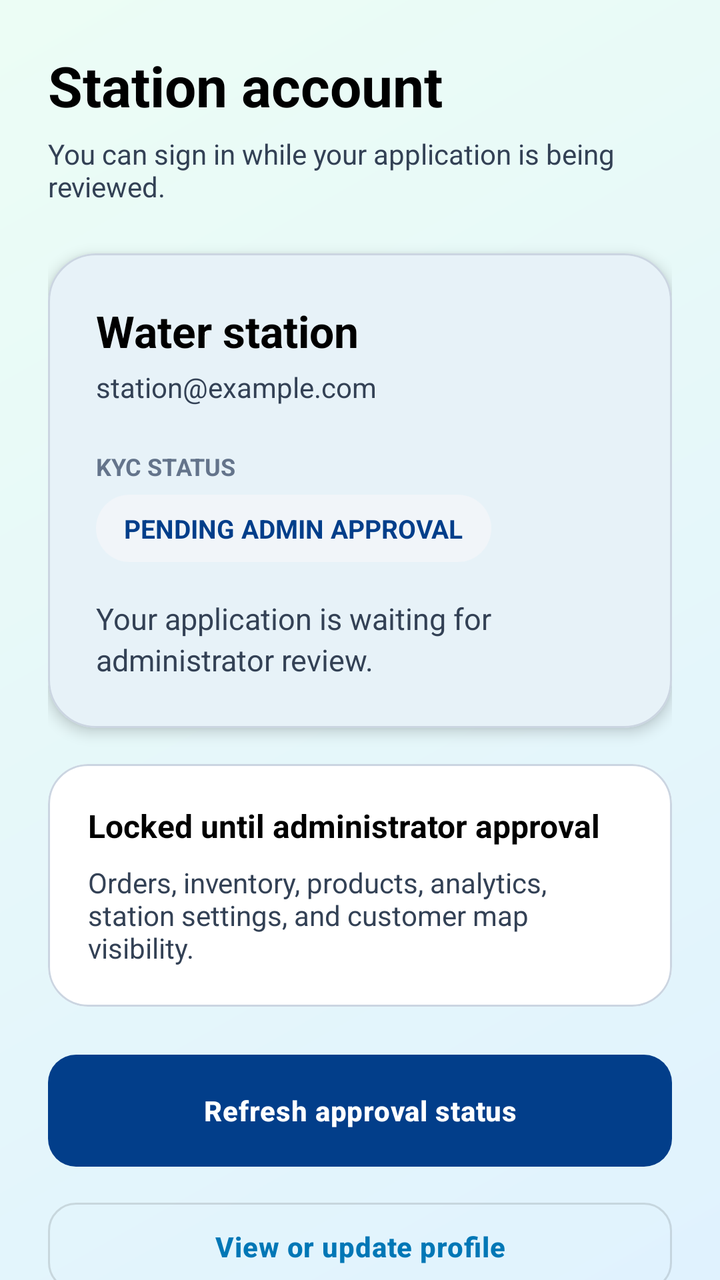
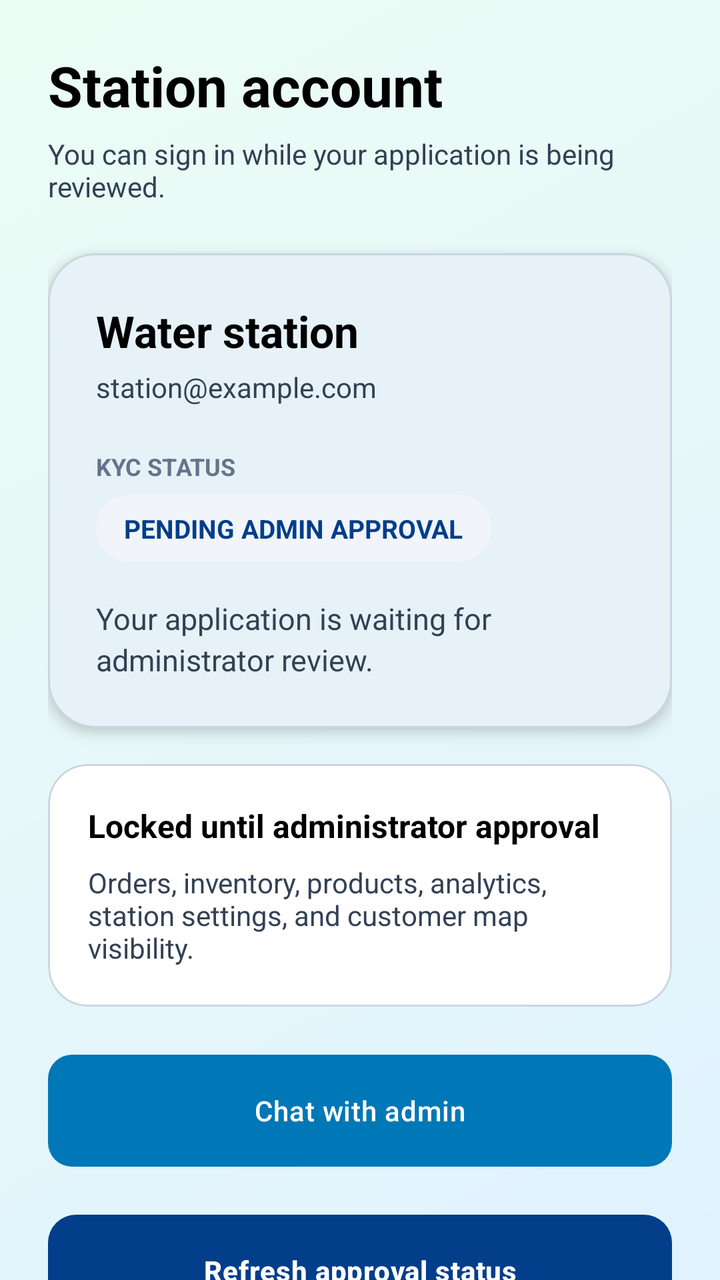

Compare the two renders of this Android layout. The source of the first and the diff that turns it into the second are given below.
<!-- AndroidManifest.xml: application theme Theme.BeAqua -->
<!-- res/layout/station_owner_restricted.xml -->
<?xml version="1.0" encoding="utf-8"?>
<androidx.core.widget.NestedScrollView xmlns:android="http://schemas.android.com/apk/res/android"
    xmlns:app="http://schemas.android.com/apk/res-auto"
    android:layout_width="match_parent"
    android:layout_height="match_parent"
    android:background="@drawable/bg_mesh_gradient"
    android:fillViewport="true">

    <LinearLayout
        android:layout_width="match_parent"
        android:layout_height="wrap_content"
        android:orientation="vertical"
        android:padding="24dp">

        <TextView
            android:layout_width="wrap_content"
            android:layout_height="wrap_content"
            android:text="Station account"
            android:textColor="@color/text_primary"
            android:textSize="28sp"
            android:textStyle="bold" />

        <TextView
            android:layout_width="match_parent"
            android:layout_height="wrap_content"
            android:layout_marginTop="6dp"
            android:text="You can sign in while your application is being reviewed."
            android:textColor="@color/text_secondary"
            android:textSize="14sp" />

        <com.google.android.material.card.MaterialCardView
            android:layout_width="match_parent"
            android:layout_height="wrap_content"
            android:layout_marginTop="24dp"
            app:cardBackgroundColor="@color/white"
            app:cardCornerRadius="24dp"
            app:cardElevation="4dp"
            app:strokeColor="@color/divider"
            app:strokeWidth="1dp">

            <LinearLayout
                android:layout_width="match_parent"
                android:layout_height="wrap_content"
                android:orientation="vertical"
                android:padding="24dp">

                <TextView
                    android:id="@+id/tvRestrictedStationName"
                    android:layout_width="match_parent"
                    android:layout_height="wrap_content"
                    android:text="Water station"
                    android:textColor="@color/text_primary"
                    android:textSize="22sp"
                    android:textStyle="bold" />

                <TextView
                    android:id="@+id/tvRestrictedEmail"
                    android:layout_width="match_parent"
                    android:layout_height="wrap_content"
                    android:layout_marginTop="4dp"
                    android:text="station@example.com"
                    android:textColor="@color/text_secondary"
                    android:textSize="14sp" />

                <TextView
                    android:layout_width="wrap_content"
                    android:layout_height="wrap_content"
                    android:layout_marginTop="22dp"
                    android:text="KYC STATUS"
                    android:textColor="@color/text_hint"
                    android:textSize="12sp"
                    android:textStyle="bold" />

                <TextView
                    android:id="@+id/tvRestrictedStatus"
                    android:layout_width="wrap_content"
                    android:layout_height="wrap_content"
                    android:layout_marginTop="6dp"
                    android:background="@drawable/bg_pill_status"
                    android:paddingStart="14dp"
                    android:paddingTop="8dp"
                    android:paddingEnd="14dp"
                    android:paddingBottom="8dp"
                    android:text="PENDING ADMIN APPROVAL"
                    android:textColor="@color/primary_variant"
                    android:textSize="13sp"
                    android:textStyle="bold" />

                <TextView
                    android:id="@+id/tvRestrictedMessage"
                    android:layout_width="match_parent"
                    android:layout_height="wrap_content"
                    android:layout_marginTop="18dp"
                    android:lineSpacingExtra="3dp"
                    android:text="Your application is waiting for administrator review."
                    android:textColor="@color/text_secondary"
                    android:textSize="15sp" />

            </LinearLayout>
        </com.google.android.material.card.MaterialCardView>

        <com.google.android.material.card.MaterialCardView
            android:layout_width="match_parent"
            android:layout_height="wrap_content"
            android:layout_marginTop="18dp"
            app:cardBackgroundColor="@color/white"
            app:cardCornerRadius="20dp"
            app:cardElevation="0dp"
            app:strokeColor="@color/divider"
            app:strokeWidth="1dp">

            <LinearLayout
                android:layout_width="match_parent"
                android:layout_height="wrap_content"
                android:orientation="vertical"
                android:padding="20dp">

                <TextView
                    android:layout_width="match_parent"
                    android:layout_height="wrap_content"
                    android:text="Locked until administrator approval"
                    android:textColor="@color/text_primary"
                    android:textSize="16sp"
                    android:textStyle="bold" />

                <TextView
                    android:layout_width="match_parent"
                    android:layout_height="wrap_content"
                    android:layout_marginTop="8dp"
                    android:text="Orders, inventory, products, analytics, station settings, and customer map visibility."
                    android:textColor="@color/text_secondary"
                    android:textSize="14sp" />

            </LinearLayout>
        </com.google.android.material.card.MaterialCardView>

        <com.google.android.material.button.MaterialButton
            android:id="@+id/btnRestrictedRefresh"
            android:layout_width="match_parent"
            android:layout_height="56dp"
            android:layout_marginTop="24dp"
            android:text="Refresh approval status"
            android:textAllCaps="false"
            android:textStyle="bold"
            app:backgroundTint="@color/primary_variant"
            app:cornerRadius="14dp" />

        <com.google.android.material.button.MaterialButton
            android:id="@+id/btnRestrictedSubmitKyc"
            style="@style/Widget.MaterialComponents.Button.OutlinedButton"
            android:layout_width="match_parent"
            android:layout_height="56dp"
            android:layout_marginTop="12dp"
            android:text="Submit KYC documents"
            android:textAllCaps="false"
            android:textStyle="bold"
            android:visibility="gone"
            app:cornerRadius="14dp" />

        <com.google.android.material.button.MaterialButton
            android:id="@+id/btnRestrictedProfile"
            style="@style/Widget.MaterialComponents.Button.OutlinedButton"
            android:layout_width="match_parent"
            android:layout_height="56dp"
            android:layout_marginTop="12dp"
            android:text="View or update profile"
            android:textAllCaps="false"
            android:textStyle="bold"
            app:cornerRadius="14dp" />

        <com.google.android.material.button.MaterialButton
            android:id="@+id/btnRestrictedLogout"
            style="@style/Widget.MaterialComponents.Button.TextButton"
            android:layout_width="match_parent"
            android:layout_height="52dp"
            android:layout_marginTop="8dp"
            android:layout_marginBottom="20dp"
            android:text="Sign out"
            android:textAllCaps="false"
            android:textColor="@color/error"
            android:textStyle="bold" />

    </LinearLayout>
</androidx.core.widget.NestedScrollView>
<!-- resources referenced by this layout -->
<resources>
  <color name="divider">#CBD5E1</color>
  <color name="error">#E11D48</color>
  <color name="primary_variant">#023E8A</color>
  <color name="text_hint">#64748B</color>
  <color name="text_primary">#000000</color>
  <color name="text_secondary">#334155</color>
  <color name="white">#FFFFFF</color>
  <!-- drawable bg_mesh_gradient (drawable) -->
  <?xml version="1.0" encoding="utf-8"?>
  <shape xmlns:android="http://schemas.android.com/apk/res/android"
      android:shape="rectangle">
      <gradient
          android:angle="135"
          android:endColor="@color/mint_soft"
          android:startColor="@color/sky_blue_light"
          android:type="linear" />
  </shape>
  <!-- drawable bg_pill_status (drawable) -->
  <?xml version="1.0" encoding="utf-8"?>
  <shape xmlns:android="http://schemas.android.com/apk/res/android"
      android:shape="rectangle">
      <corners android:radius="100dp" />
      <solid android:color="@color/gray_light" />
  </shape>
  <style name="Theme.BeAqua" parent="Base.Theme.BeAqua" />
  <color name="mint_soft">#ECFDF5</color>
  <color name="sky_blue_light">#E0F2FE</color>
  <color name="gray_light">#F1F5F9</color>
  <style name="Base.Theme.BeAqua" parent="Theme.Material3.DayNight.NoActionBar">
          
          <item name="colorPrimary">@color/primary</item>
          <item name="colorOnPrimary">@color/white</item>
          <item name="colorPrimaryContainer">@color/primary</item>
          <item name="colorOnPrimaryContainer">@color/white</item>
  
          
          <item name="colorSecondary">@color/secondary</item>
          <item name="colorOnSecondary">@color/white</item>
          <item name="colorSecondaryContainer">@color/secondary</item>
          <item name="colorOnSecondaryContainer">@color/white</item>
  
          
          <item name="colorTertiary">@color/accent</item>
          <item name="colorOnTertiary">@color/white</item>
          <item name="colorTertiaryContainer">@color/accent</item>
          <item name="colorOnTertiaryContainer">@color/white</item>
  
          
          <item name="android:statusBarColor">@color/white</item>
          <item name="android:windowLightStatusBar">true</item>
  
          
          <item name="android:windowBackground">@color/background</item>
          <item name="colorSurface">@color/white</item>
          <item name="colorOnSurface">@color/text_primary</item>
          <item name="colorSurfaceVariant">@color/gray_light</item>
          <item name="colorOnSurfaceVariant">@color/text_secondary</item>
          <item name="colorOutline">@color/divider</item>
  
          
          <item name="android:textColor">@color/text_primary</item>
          <item name="android:textColorHint">@color/text_hint</item>
          <item name="android:editTextColor">@color/text_primary</item>
          <item name="android:textColorPrimary">@color/text_primary</item>
  
          
          <item name="materialButtonStyle">@style/AppButton</item>
          <item name="textInputStyle">@style/AppTextInputLayout</item>
      </style>
  <color name="primary">#0077B6</color>
  <color name="secondary">#0096C7</color>
  <color name="accent">#48CAE4</color>
  <color name="background">#F8FAFC</color>
  <!-- unchanged entries left out for length: 2 -->
</resources>

<!-- the commit's change to res/layout/station_owner_restricted.xml (unified diff, before → after) -->
@@ -135,6 +135,14 @@
         </com.google.android.material.card.MaterialCardView>
 
         <com.google.android.material.button.MaterialButton
+            android:id="@+id/btnRestrictedAdminChat"
+            android:layout_width="match_parent"
+            android:layout_height="56dp"
+            android:layout_marginTop="24dp"
+            android:text="Chat with admin"
+            android:textAllCaps="false" />
+
+        <com.google.android.material.button.MaterialButton
             android:id="@+id/btnRestrictedRefresh"
             android:layout_width="match_parent"
             android:layout_height="56dp"
<!-- resource entries referenced after the edit -->
@@ -28,7 +28,9 @@
   <color name="mint_soft">#ECFDF5</color>
   <color name="sky_blue_light">#E0F2FE</color>
   <color name="gray_light">#F1F5F9</color>
-  <style name="Base.Theme.BeAqua" parent="Theme.Material3.DayNight.NoActionBar">
+  <style name="Base.Theme.BeAqua" parent="Theme.Material3.Light.NoActionBar">
+          
+          <item name="android:forceDarkAllowed">false</item>
           
           <item name="colorPrimary">@color/primary</item>
           <item name="colorOnPrimary">@color/white</item>
@@ -63,6 +65,8 @@
           <item name="android:textColor">@color/text_primary</item>
           <item name="android:textColorHint">@color/text_hint</item>
           <item name="android:editTextColor">@color/text_primary</item>
+          <item name="android:editTextStyle">@style/AppEditText</item>
+          <item name="editTextStyle">@style/AppEditText</item>
           <item name="android:textColorPrimary">@color/text_primary</item>
   
           
@@ -73,6 +77,11 @@
   <color name="secondary">#0096C7</color>
   <color name="accent">#48CAE4</color>
   <color name="background">#F8FAFC</color>
+  <style name="AppEditText" parent="Widget.AppCompat.EditText">
+          <item name="android:textColor">@color/black</item>
+          <item name="android:textColorHint">@color/text_hint</item>
+      </style>
+  <color name="black">#000000</color>
   <!-- unchanged entries left out for length: 2 -->
 </resources>
 
